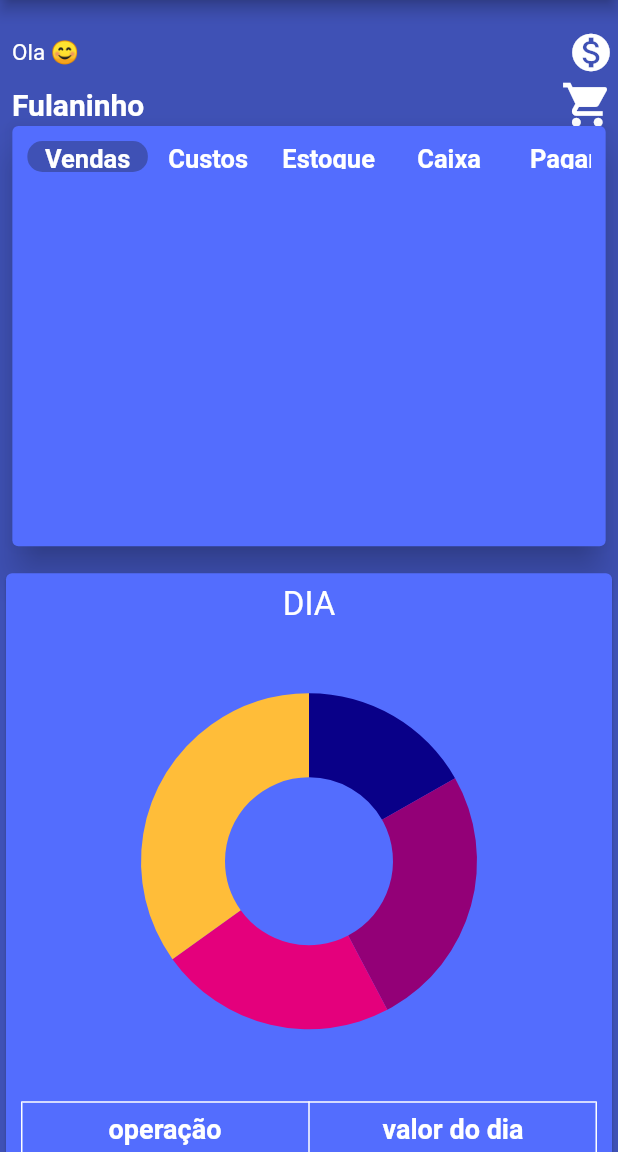
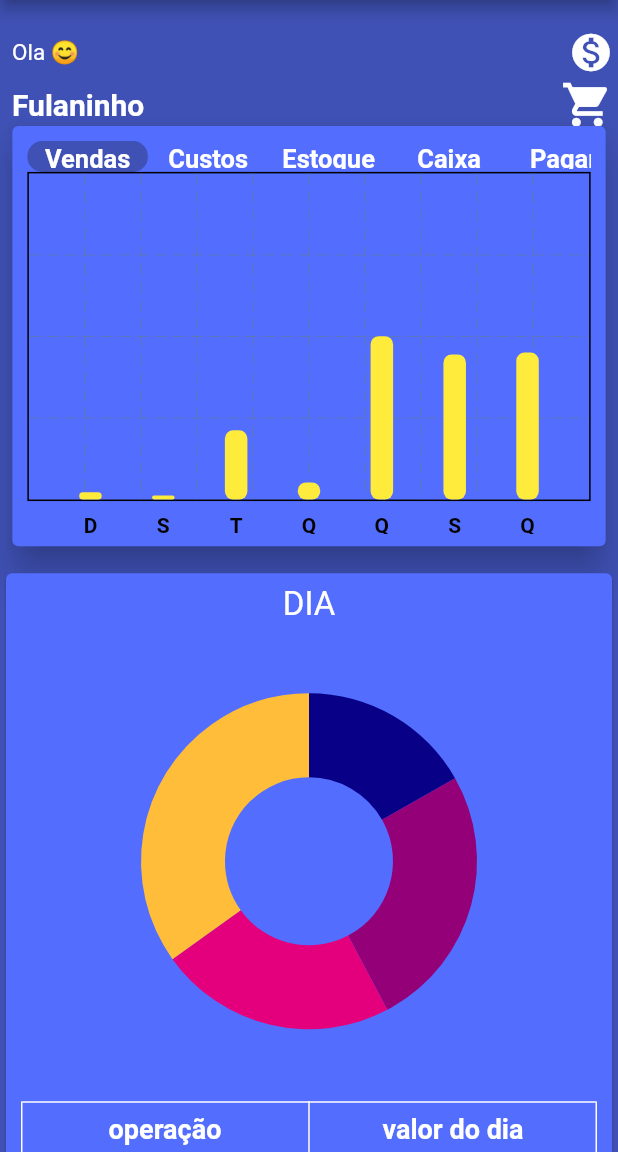
Before and after one commit to 7-ideias/POS-APP, a Flutter app: the PrincipalTela screen opened directly, on a phone screen of 412 x 824 dp, the part 84-1236 px from its top. Run offline on Flutter 3.47's test engine with Material 2 defaults, Android fonts, the phone set to English and light mode, and no system bars; drawn by our look-alikes of fl_chart; our stand-ins replace curved_navigation_bar, flutter_local_notifications, flutter_slidable, lottie, pdf, share and 2 more; missing offline and left inert: cron, pdf_viewer_plugin; accounts and stored records are empty.

Commit message:
Grafico funfando

```diff
--- a/lib/screens/002_main/principal_tela.dart
+++ b/lib/screens/002_main/principal_tela.dart
@@ -1,6 +1,8 @@
 import 'package:flutter/material.dart';
 import 'package:pos_app/controller/app_controller.dart';
+import 'package:pos_app/utilitarios/grafico/bar_graph.dart';
 import 'package:pos_app/utilitarios/shake-icon.dart';
+import 'package:fl_chart/fl_chart.dart';
 
 import '../../utilitarios/Donut.dart';
 import '../../utilitarios/MenuLateral.dart';
@@ -14,6 +16,15 @@ class PrincipalTela extends StatefulWidget {
 
 class _PrincipalTelaState extends State<PrincipalTela>
     with SingleTickerProviderStateMixin {
+  List<double> diasSemana = [
+    4.40,
+    2.50,
+    42.42,
+    10.50,
+    100.20,
+    88.99,
+    90.10,
+  ];
   late AnimationController _animationController;
   bool _isExpanded = false;
   final GlobalKey keyContainer = GlobalKey();
@@ -83,8 +94,7 @@ class _PrincipalTelaState extends State<PrincipalTela>
                             ),
                             ShakeIcon(
                                 icon: Icon(
-                                    color:
-                                    AppController.instance.corLetras,
+                                    color: AppController.instance.corLetras,
                                     size: 30,
                                     Icons.monetization_on)),
                           ],
@@ -111,13 +121,11 @@ class _PrincipalTelaState extends State<PrincipalTela>
                               alignment: Alignment.topCenter,
                               child: GestureDetector(
                                 onTap: () {
-                                  Navigator.pushNamed(
-                                      context, '/operacoes');
+                                  Navigator.pushNamed(context, '/operacoes');
                                 },
                                 child: ShakeIcon(
                                     icon: Icon(
-                                        color: AppController
-                                            .instance.corLetras,
+                                        color: AppController.instance.corLetras,
                                         size: 35,
                                         Icons.shopping_cart)),
                               ),
@@ -134,7 +142,9 @@ class _PrincipalTelaState extends State<PrincipalTela>
             Center(
               child: Column(
                 children: [
-                  const SizedBox(height: 80,),
+                  const SizedBox(
+                    height: 80,
+                  ),
                   Card(
                     color: AppController.instance.corTelaAcima,
                     elevation: 10,
@@ -142,7 +152,7 @@ class _PrincipalTelaState extends State<PrincipalTela>
                       padding: const EdgeInsets.all(10),
                       height: MediaQuery.of(context).size.height * 0.34,
                       width: MediaQuery.of(context).size.width * 0.96,
-                      child:  Column(
+                      child: Column(
                         children: [
                           SingleChildScrollView(
                             scrollDirection: Axis.horizontal,
@@ -156,8 +166,8 @@ class _PrincipalTelaState extends State<PrincipalTela>
                                     });
                                   },
                                   child: Container(
-                                    width:
-                                    MediaQuery.of(context).size.width * 0.195,
+                                    width: MediaQuery.of(context).size.width *
+                                        0.195,
                                     height: MediaQuery.of(context).size.height *
                                         0.025,
                                     padding: const EdgeInsets.all(2),
@@ -173,16 +183,15 @@ class _PrincipalTelaState extends State<PrincipalTela>
                                       style: TextStyle(
                                           color: Colors.white,
                                           fontWeight: FontWeight.w600,
-                                          fontSize: 17
-                                      ),
+                                          fontSize: 17),
                                     ),
                                   ),
                                 ),
                                 Container(
                                   width:
                                       MediaQuery.of(context).size.width * 0.195,
-                                  height:
-                                  MediaQuery.of(context).size.height * 0.025,
+                                  height: MediaQuery.of(context).size.height *
+                                      0.025,
                                   padding: const EdgeInsets.all(2),
                                   decoration: BoxDecoration(
                                     color: opcaoSelecionada == 'Custos'
@@ -196,21 +205,21 @@ class _PrincipalTelaState extends State<PrincipalTela>
                                         opcaoSelecionada = 'Custos';
                                       });
                                     },
-                                    child: const Text('Custos',
+                                    child: const Text(
+                                      'Custos',
                                       textAlign: TextAlign.center,
                                       style: TextStyle(
                                           color: Colors.white,
                                           fontWeight: FontWeight.w600,
-                                          fontSize: 17
-                                      ),
+                                          fontSize: 17),
                                     ),
                                   ),
                                 ),
                                 Container(
                                   width:
                                       MediaQuery.of(context).size.width * 0.195,
-                                  height:
-                                  MediaQuery.of(context).size.height * 0.025,
+                                  height: MediaQuery.of(context).size.height *
+                                      0.025,
                                   padding: const EdgeInsets.all(2),
                                   decoration: BoxDecoration(
                                     color: opcaoSelecionada == 'Estoque'
@@ -224,21 +233,21 @@ class _PrincipalTelaState extends State<PrincipalTela>
                                         opcaoSelecionada = 'Estoque';
                                       });
                                     },
-                                    child: const Text('Estoque',
+                                    child: const Text(
+                                      'Estoque',
                                       textAlign: TextAlign.center,
                                       style: TextStyle(
                                           color: Colors.white,
                                           fontWeight: FontWeight.w600,
-                                          fontSize: 17
-                                      ),
+                                          fontSize: 17),
                                     ),
                                   ),
                                 ),
                                 Container(
                                   width:
                                       MediaQuery.of(context).size.width * 0.195,
-                                  height:
-                                  MediaQuery.of(context).size.height * 0.025,
+                                  height: MediaQuery.of(context).size.height *
+                                      0.025,
                                   padding: const EdgeInsets.all(2),
                                   decoration: BoxDecoration(
                                     color: opcaoSelecionada == 'Caixa'
@@ -252,21 +261,21 @@ class _PrincipalTelaState extends State<PrincipalTela>
                                         opcaoSelecionada = 'Caixa';
                                       });
                                     },
-                                    child: const Text('Caixa',
+                                    child: const Text(
+                                      'Caixa',
                                       textAlign: TextAlign.center,
                                       style: TextStyle(
                                           color: Colors.white,
                                           fontWeight: FontWeight.w600,
-                                          fontSize: 17
-                                      ),
+                                          fontSize: 17),
                                     ),
                                   ),
                                 ),
                                 Container(
                                   width:
                                       MediaQuery.of(context).size.width * 0.3,
-                                  height:
-                                  MediaQuery.of(context).size.height * 0.025,
+                                  height: MediaQuery.of(context).size.height *
+                                      0.025,
                                   padding: const EdgeInsets.all(2),
                                   decoration: BoxDecoration(
                                     color: opcaoSelecionada == 'Pagamentos'
@@ -280,21 +289,21 @@ class _PrincipalTelaState extends State<PrincipalTela>
                                         opcaoSelecionada = 'Pagamentos';
                                       });
                                     },
-                                    child: const Text('Pagamentos',
+                                    child: const Text(
+                                      'Pagamentos',
                                       textAlign: TextAlign.center,
                                       style: TextStyle(
                                           color: Colors.white,
                                           fontWeight: FontWeight.w600,
-                                          fontSize: 17
-                                      ),
+                                          fontSize: 17),
                                     ),
                                   ),
                                 ),
                                 Container(
                                   width:
                                       MediaQuery.of(context).size.width * 0.195,
-                                  height:
-                                  MediaQuery.of(context).size.height * 0.025,
+                                  height: MediaQuery.of(context).size.height *
+                                      0.025,
                                   padding: const EdgeInsets.all(2),
                                   decoration: BoxDecoration(
                                     color: opcaoSelecionada == 'Receber'
@@ -308,21 +317,21 @@ class _PrincipalTelaState extends State<PrincipalTela>
                                         opcaoSelecionada = 'Receber';
                                       });
                                     },
-                                    child: const Text('Receber',
+                                    child: const Text(
+                                      'Receber',
                                       textAlign: TextAlign.center,
                                       style: TextStyle(
                                           color: Colors.white,
                                           fontWeight: FontWeight.w600,
-                                          fontSize: 17
-                                      ),
+                                          fontSize: 17),
                                     ),
                                   ),
                                 ),
                                 Container(
                                   width:
                                       MediaQuery.of(context).size.width * 0.250,
-                                  height:
-                                  MediaQuery.of(context).size.height * 0.025,
+                                  height: MediaQuery.of(context).size.height *
+                                      0.025,
                                   padding: const EdgeInsets.all(2),
                                   decoration: BoxDecoration(
                                     color: opcaoSelecionada == 'Tendências'
@@ -336,32 +345,35 @@ class _PrincipalTelaState extends State<PrincipalTela>
                                         opcaoSelecionada = 'Tendências';
                                       });
                                     },
-                                    child: const Text('Tendências',
+                                    child: const Text(
+                                      'Tendências',
                                       textAlign: TextAlign.center,
                                       style: TextStyle(
                                           color: Colors.white,
                                           fontWeight: FontWeight.w600,
-                                          fontSize: 17
-                                      ),
+                                          fontSize: 17),
                                     ),
                                   ),
                                 ),
                               ],
                             ),
                           ),
-
-
+                          Center(
+                            child: Container(
+                              width: MediaQuery.of(context).size.width * 1,
+                              height: MediaQuery.of(context).size.height * 0.293,
+                              child: MyBarGraph(diasSemana: diasSemana,),
+                            ),
+                          ),
                         ],
                       ),
                     ),
-
                   ),
                 ],
               ),
             ),
           ],
         ),
-
         const SizedBox(height: 10),
         _isExpanded
             ? Container()
@@ -432,7 +444,6 @@ class _PrincipalTelaState extends State<PrincipalTela>
       ]),
     );
   }
-
 
   double height() => 30;
 }
--- /dev/null
+++ b/lib/utilitarios/grafico/bar_data.dart
@@ -0,0 +1,32 @@
+import 'barra_individual.dart';
+
+class BarData{
+  final double domQuantia;
+  final double segQuantia;
+  final double terQuantia;
+  final double quarQuantia;
+  final double quinQuantia;
+  final double sexQuantia;
+  final double sabQuantia;
+  BarData({
+    required this.domQuantia,
+    required this.segQuantia,
+    required this.terQuantia,
+    required this.quarQuantia,
+    required this.quinQuantia,
+    required this.sexQuantia,
+    required this.sabQuantia,
+});
+  List<BarraIndividual> barraData = [];
+  void initializeBarData(){
+    barraData = [
+      BarraIndividual(x: 0, y: domQuantia),
+      BarraIndividual(x: 1, y: segQuantia),
+      BarraIndividual(x: 2, y: terQuantia),
+      BarraIndividual(x: 3, y: quarQuantia),
+      BarraIndividual(x: 4, y: quinQuantia),
+      BarraIndividual(x: 5, y: sexQuantia),
+      BarraIndividual(x: 6, y: sabQuantia),
+    ];
+  }
+}
--- /dev/null
+++ b/lib/utilitarios/grafico/bar_graph.dart
@@ -0,0 +1,93 @@
+import 'package:flutter/material.dart';
+import 'package:fl_chart/fl_chart.dart';
+import 'package:pos_app/utilitarios/grafico/bar_data.dart';
+
+class MyBarGraph extends StatelessWidget {
+  final List diasSemana;
+
+  Widget tituloInferior(double value, TitleMeta meta) {
+    const style = TextStyle(
+      color: Colors.black,
+      fontWeight: FontWeight.bold,
+      fontSize: 14,
+    );
+    Widget text;
+    switch (value.toInt()){
+      case 0:
+        text = const Text('D',style: style,);
+        break;
+      case 1:
+        text = const Text('S',style: style,);
+        break;
+      case 2:
+        text = const Text('T',style: style,);
+        break;
+      case 3:
+        text = const Text('Q',style: style,);
+        break;
+      case 4:
+        text = const Text('Q',style: style,);
+        break;
+      case 5:
+        text = const Text('S',style: style,);
+        break;
+      case 6:
+        text = const Text('Q',style: style,);
+        break;
+      default:
+        text = const Text('',style: style,);
+    }
+    return SideTitleWidget(child: text, axisSide: meta.axisSide);
+  }
+
+
+  const MyBarGraph({super.key, required this.diasSemana});
+
+  @override
+  Widget build(BuildContext context) {
+    BarData myBarData = BarData(
+        domQuantia: diasSemana[0],
+        segQuantia: diasSemana[1],
+        terQuantia: diasSemana[2],
+        quarQuantia: diasSemana[3],
+        quinQuantia: diasSemana[4],
+        sexQuantia: diasSemana[5],
+        sabQuantia: diasSemana[6]);
+    myBarData.initializeBarData();
+
+    return BarChart(
+      BarChartData(
+        maxY: 200,
+        minY: 0,
+        titlesData: FlTitlesData(
+          show: true,
+          topTitles: const AxisTitles(
+            sideTitles: SideTitles(showTitles: false),
+          ),
+          leftTitles: const AxisTitles(
+            sideTitles: SideTitles(showTitles: false),
+          ),
+          rightTitles: const AxisTitles(
+            sideTitles: SideTitles(showTitles: false),
+          ),
+          bottomTitles: AxisTitles(sideTitles: SideTitles(
+            showTitles: true, getTitlesWidget: tituloInferior
+          ),),
+        ),
+        barGroups: myBarData.barraData
+            .map((data) => BarChartGroupData(
+                  x: data.x,
+                  barRods: [
+                    BarChartRodData(
+                      toY: data.y,
+                      color: Colors.yellow,
+                      width: 15,
+                      borderRadius: BorderRadius.circular(5.5),
+                    ),
+                  ],
+                ))
+            .toList(),
+      ),
+    );
+  }
+}
--- /dev/null
+++ b/lib/utilitarios/grafico/barra_individual.dart
@@ -0,0 +1,9 @@
+import 'package:flutter/cupertino.dart';
+
+class BarraIndividual {
+  final int x;
+  final double y;
+
+  BarraIndividual({required this.x, required this.y});
+
+}
--- a/pubspec.yaml
+++ b/pubspec.yaml
@@ -9,6 +9,7 @@ dependencies:
   flutter:
     sdk: flutter
   cupertino_icons: ^1.0.2
+  fl_chart: ^0.63.0
   cron: ^0.5.1
   curved_navigation_bar: ^1.0.3
 #  flutter_barcode_scanner: ^2.0.0
```
Also changed, not shown: pubspec.lock. Lines whose indentation alone changed are shown as unchanged.
